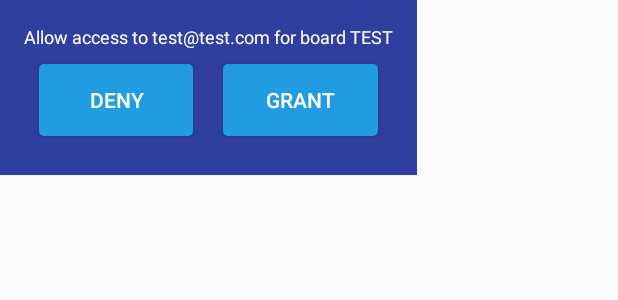
After one commit to Gloopio/Drawed, an Android app: the layout popup_acceped_board_access.xml on its own in the app's theme, with its tools: preview values and no code run, on a phone screen of 412 x 824 dp. The commit adds this screen. Shown: the top 300 px of the screen. Run offline under Robolectric (Android 15) with nearby library versions, the phone set to English and light mode, and no system bars.

```diff
--- /dev/null
+++ b/app/src/main/res/layout/popup_acceped_board_access.xml
@@ -0,0 +1,43 @@
+<?xml version="1.0" encoding="utf-8"?>
+<LinearLayout xmlns:android="http://schemas.android.com/apk/res/android"
+              android:id="@+id/pop_new_board_view"
+              android:layout_width="wrap_content"
+              android:layout_height="wrap_content"
+              android:background="@color/popupBackground"
+              android:orientation="vertical"
+              android:padding="16dp">
+
+    <TextView
+        android:id="@+id/pop_accept_text"
+        android:layout_width="match_parent"
+        android:layout_height="wrap_content"
+        android:text="Allow access to test@test.com for board TEST"
+        android:textColor="@color/textColor"
+        android:textSize="12sp"/>
+
+    <LinearLayout
+        android:layout_width="match_parent"
+        android:layout_height="wrap_content" >
+
+        <Button
+            android:id="@+id/pop_accept_btn_deny"
+            android:layout_width="wrap_content"
+            android:layout_height="wrap_content"
+            android:layout_margin="10dp"
+            android:layout_weight="1"
+            android:background="@drawable/button"
+            android:text="@string/deny"
+            android:textColor="@color/textColor"/>
+
+        <Button
+            android:id="@+id/pop_accept_btn_grant"
+            android:layout_width="wrap_content"
+            android:layout_height="wrap_content"
+            android:layout_margin="10dp"
+            android:layout_weight="1"
+            android:background="@drawable/button"
+            android:text="@string/grant"
+            android:textColor="@color/textColor"/>
+    </LinearLayout>
+
+</LinearLayout>
--- a/app/src/main/res/values/strings.xml
+++ b/app/src/main/res/values/strings.xml
@@ -23,5 +23,7 @@
     <string name="line_thickness">Line Thickness</string>
     <string name="search_for_a_board">Search for a Board</string>
     <string name="search">Search</string>
+    <string name="deny">deny</string>
+    <string name="grant">grant</string>
 
 </resources>
```
Also changed, not shown: app/src/main/java/io/gloop/drawed/BoardListActivity.java (+48 -2 lines), app/src/main/java/io/gloop/drawed/DrawingView.java (+24 -25 lines), app/src/main/java/io/gloop/drawed/SaveInBackgroundWorker.java (+7 -3 lines), app/src/main/java/io/gloop/drawed/SplashActivity.java (+7 -5 lines), app/src/main/java/io/gloop/drawed/utils/ScreenUtil.java (+45 -26 lines).
